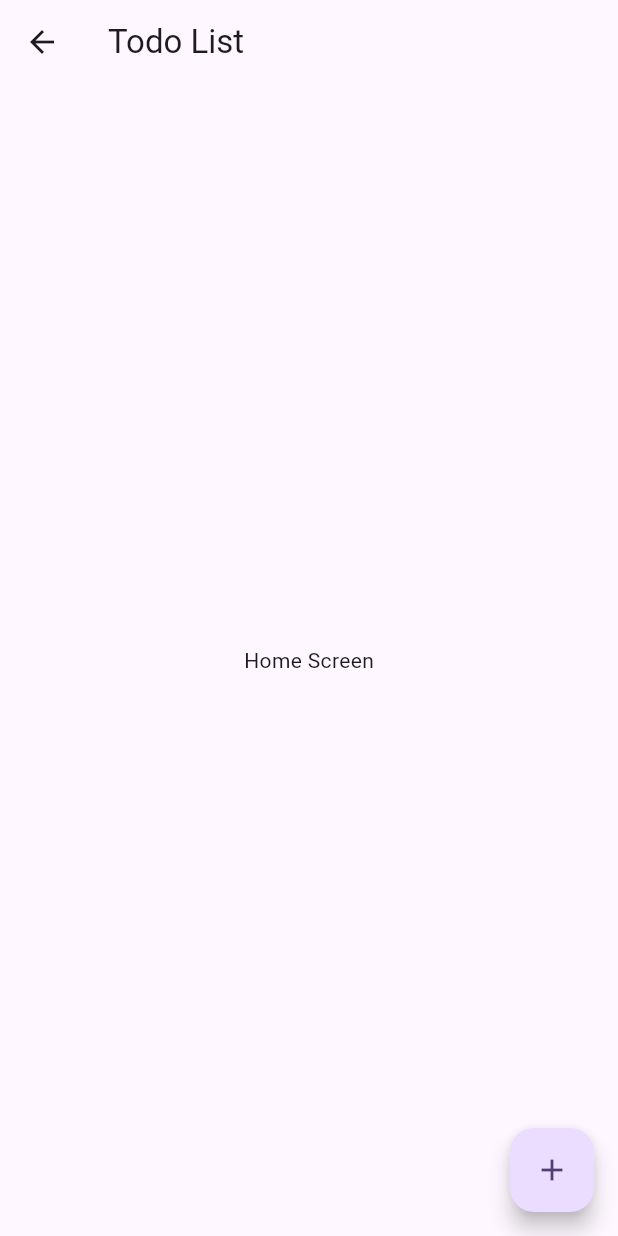
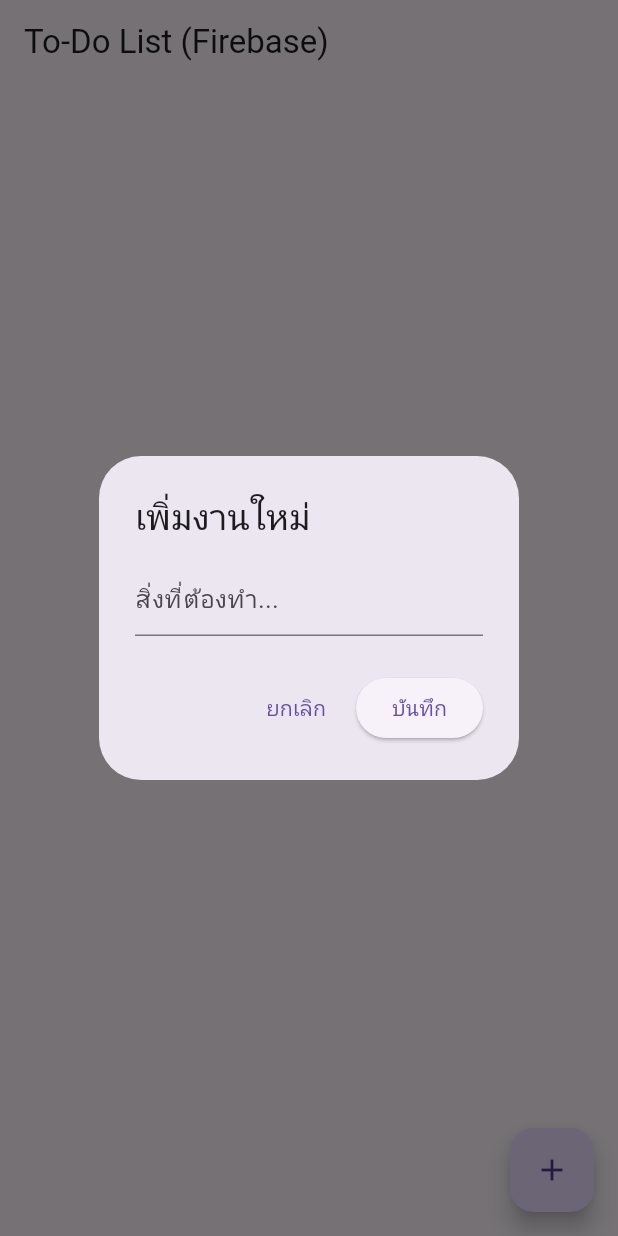
Before and after one commit to Kewqq/todo_app, a Flutter app: the HomeScreen screen opened directly, after a tap on the "add" icon, on a phone screen of 412 x 824 dp. Run offline on Flutter 3.47's test engine with Material 3 defaults, Android fonts, the light colour scheme and no system bars; our stand-ins replace cloud_firestore, firebase_core; accounts and stored records are empty.

Commit message:
ver. 0.0.3

```diff
--- a/lib/main.dart
+++ b/lib/main.dart
@@ -1,7 +1,10 @@
 import 'package:flutter/material.dart';
-import 'package:todo_app/screens/login_screen.dart';
+import 'package:firebase_core/firebase_core.dart';
+import 'screens/home_screen.dart'; // import หน้า Home
 
-void main() {
+void main() async {
+  WidgetsFlutterBinding.ensureInitialized(); // จำเป็นต้องมีบรรทัดนี้
+  await Firebase.initializeApp(); // เชื่อมต่อ Firebase
   runApp(const MyApp());
 }
 
@@ -12,12 +15,11 @@ class MyApp extends StatelessWidget {
   Widget build(BuildContext context) {
     return MaterialApp(
       debugShowCheckedModeBanner: false,
-      title: 'Todo App',
+      title: 'Flutter To-Do',
       theme: ThemeData(
-        colorScheme: ColorScheme.fromSeed(seedColor: Colors.deepPurple),
-        useMaterial3: true,
+        primarySwatch: Colors.blue,
       ),
-      home: const LoginScreen(),
+      home: const HomeScreen(),
     );
   }
 }
--- a/lib/screens/home_screen.dart
+++ b/lib/screens/home_screen.dart
@@ -1,19 +1,102 @@
 import 'package:flutter/material.dart';
+import 'package:cloud_firestore/cloud_firestore.dart';
+import '../services/database_service.dart';
 
-class HomeScreen extends StatelessWidget {
+class HomeScreen extends StatefulWidget {
   const HomeScreen({super.key});
+
+  @override
+  State<HomeScreen> createState() => _HomeScreenState();
+}
+
+class _HomeScreenState extends State<HomeScreen> {
+  final DatabaseService _databaseService = DatabaseService(); // เรียกใช้ Backend
+  final TextEditingController _textController = TextEditingController();
+
+  // ฟังก์ชันเปิด Dialog เพื่อเพิ่มงาน
+  void _showAddTaskDialog() {
+    showDialog(
+      context: context,
+      builder: (context) => AlertDialog(
+        title: const Text('เพิ่มงานใหม่'),
+        content: TextField(
+          controller: _textController,
+          decoration: const InputDecoration(hintText: "สิ่งที่ต้องทำ..."),
+        ),
+        actions: [
+          TextButton(
+            onPressed: () => Navigator.pop(context),
+            child: const Text('ยกเลิก'),
+          ),
+          ElevatedButton(
+            onPressed: () {
+              if (_textController.text.isNotEmpty) {
+                _databaseService.addTodo(_textController.text); // ส่งข้อมูลไป Firebase
+                _textController.clear();
+                Navigator.pop(context);
+              }
+            },
+            child: const Text('บันทึก'),
+          ),
+        ],
+      ),
+    );
+  }
 
   @override
   Widget build(BuildContext context) {
     return Scaffold(
-      appBar: AppBar(
-        title: const Text('Todo List'),
-      ),
-      body: const Center(
-        child: Text('Home Screen'),
+      appBar: AppBar(title: const Text('To-Do List (Firebase)')),
+      body: StreamBuilder<QuerySnapshot>(
+        stream: _databaseService.getTodos(), // ฟังข้อมูลจาก Backend
+        builder: (context, snapshot) {
+          // กรณีโหลดข้อมูลหรือมี Error
+          if (snapshot.hasError) return const Center(child: Text('เกิดข้อผิดพลาด'));
+          if (snapshot.connectionState == ConnectionState.waiting) {
+            return const Center(child: CircularProgressIndicator());
+          }
+
+          // ดึงข้อมูลออกมาเป็น List
+          final todos = snapshot.data!.docs;
+
+          if (todos.isEmpty) return const Center(child: Text('ยังไม่มีรายการงาน'));
+
+          return ListView.builder(
+            itemCount: todos.length,
+            itemBuilder: (context, index) {
+              final todo = todos[index];
+              final String docID = todo.id; // ID ของเอกสารใน Firebase
+              final Map<String, dynamic> data = todo.data() as Map<String, dynamic>;
+
+              return Card(
+                margin: const EdgeInsets.symmetric(horizontal: 10, vertical: 5),
+                child: ListTile(
+                  title: Text(
+                    data['title'],
+                    style: TextStyle(
+                      decoration: data['isCompleted']
+                          ? TextDecoration.lineThrough // ขีดฆ่าถ้าเสร็จแล้ว
+                          : null,
+                    ),
+                  ),
+                  leading: Checkbox(
+                    value: data['isCompleted'],
+                    onChanged: (val) {
+                      _databaseService.updateTodoStatus(docID, data['isCompleted']);
+                    },
+                  ),
+                  trailing: IconButton(
+                    icon: const Icon(Icons.delete, color: Colors.red),
+                    onPressed: () => _databaseService.deleteTodo(docID),
+                  ),
+                ),
+              );
+            },
+          );
+        },
       ),
       floatingActionButton: FloatingActionButton(
-        onPressed: () {},
+        onPressed: _showAddTaskDialog,
         child: const Icon(Icons.add),
       ),
     );
```
Also changed, not shown: lib/services/database_service.dart (+31 -4 lines), 1 other file.
